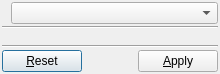
Above: src/vcross_qt/vcross_style_dialog.ui from metno/diana before the change. Below: the same form after it.
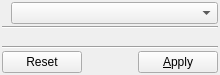
That is the form after the change. Custom widgets are drawn as their Qt base class.

Commit message:
vcross: added nb translations
 * probably worth improving ;-)

The edit to the form file:
```diff
--- a/src/vcross_qt/vcross_style_dialog.ui
+++ b/src/vcross_qt/vcross_style_dialog.ui
@@ -7,7 +7,7 @@
     <x>0</x>
     <y>0</y>
     <width>220</width>
-    <height>74</height>
+    <height>75</height>
    </rect>
   </property>
   <property name="windowTitle">
@@ -65,7 +65,10 @@
         <string>Reset selected plot to default options, without applying</string>
        </property>
        <property name="text">
-        <string>&amp;Reset</string>
+        <string>Reset</string>
+       </property>
+       <property name="autoDefault">
+        <bool>false</bool>
        </property>
       </widget>
      </item>
@@ -90,6 +93,9 @@
        <property name="text">
         <string>&amp;Apply</string>
        </property>
+       <property name="autoDefault">
+        <bool>false</bool>
+       </property>
       </widget>
      </item>
     </layout>
```
The commit also changes 9 other files.
